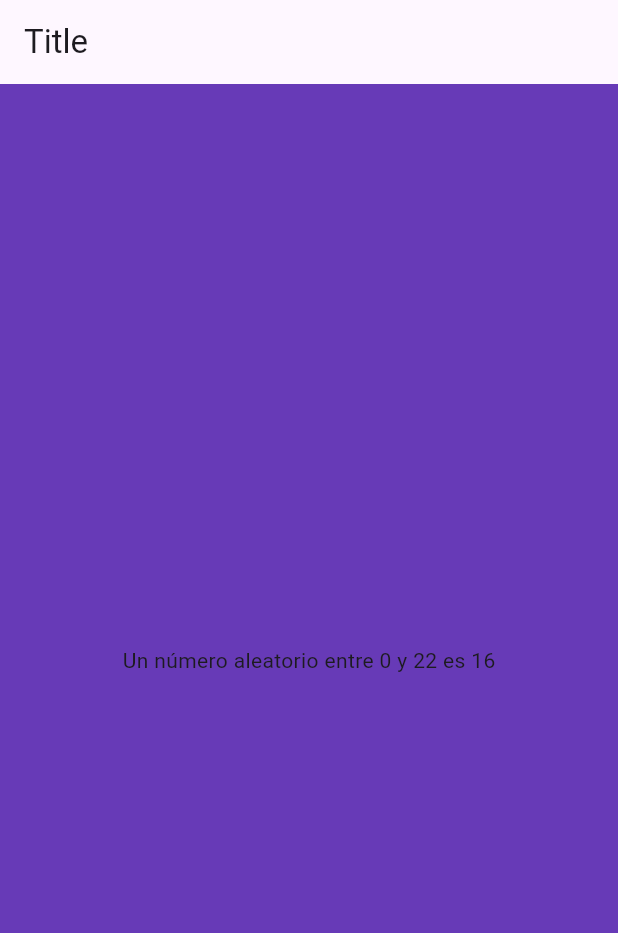
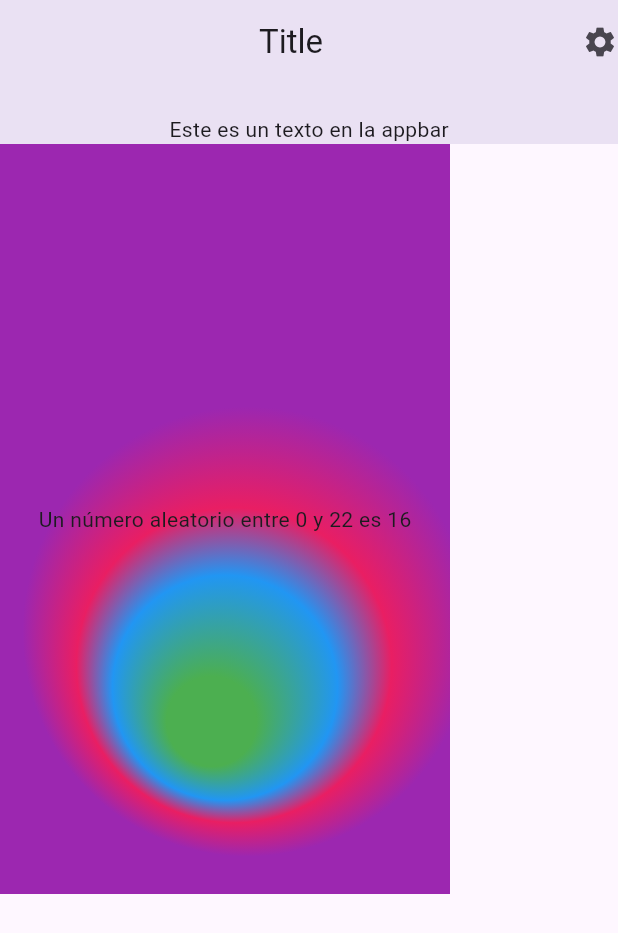
Before and after one commit to nellyjohanaortegatomas/CURSO_INTRODUCCION_A_FLUTTER, a Flutter app: the screen it shows after launch, on a phone screen of 412 x 824 dp. Shown: the top 933 px of the screen. Run offline on Flutter 3.47's test engine with Material 3 defaults, Android fonts, the phone set to English and light mode, and no system bars.

Commit message:
Seccion 4: Commonly used widgets - Clase 8: Colors Container Gesture Detectors Snackbar Gradients

```diff
--- a/first_flutter_project/lib/main.dart
+++ b/first_flutter_project/lib/main.dart
@@ -12,7 +12,16 @@ class Myclass extends StatelessWidget{
       title: "My flutter app",
       home: Scaffold(
         appBar: AppBar(
-          title: Text('Title'),
+          elevation: 10.0,
+          title: Center(child: Text('Title'),
+          ),
+          actions: <Widget>[
+            Icon(Icons.settings)
+          ],
+          bottom: PreferredSize(
+            preferredSize: Size.fromHeight(40.0),
+            child: Text('Este es un texto en la appbar'),
+          ),
         ),
         body: SecondClass()
       )
--- a/first_flutter_project/lib/second_file.dart
+++ b/first_flutter_project/lib/second_file.dart
@@ -1,4 +1,5 @@
 import 'dart:math';
+import 'package:first_flutter_project/util.dart';
 import 'package:flutter/material.dart';
 
 class SecondClass extends StatelessWidget{
@@ -7,8 +8,28 @@ class SecondClass extends StatelessWidget{
 
     return Material(
         color: Colors.deepPurple,
-        child: Center(
-          child: Text(generateNumbers(), textDirection: TextDirection.ltr,)
+        child: Container(
+          height: 500.0,
+          width: 300.0,
+          alignment: Alignment(0, 0),
+          decoration: BoxDecoration(
+            gradient: RadialGradient(
+              colors: [Colors.green, Colors.blue, Colors.pink, Colors.purple],
+              stops: [0.2, 0.5, 0.7, 1],
+              center: Alignment(0.1, 0.3),
+              focal: Alignment(-0.1, 0.6)
+            )
+          ),
+          //color: lightPurpleColor,
+          child: GestureDetector(
+            onTap: (){
+              ScaffoldMessenger.of(context).showSnackBar(SnackBar(
+                content: Text('It was pressed'),
+                duration: Duration(seconds: 2),
+              ));
+            },
+            child: Text(generateNumbers(), textDirection: TextDirection.ltr,)
+          )
         )
         );
   }
--- /dev/null
+++ b/first_flutter_project/lib/util.dart
@@ -0,0 +1,5 @@
+import 'package:flutter/material.dart';
+
+var colorPurple=Colors.cyan;
+const darkPurpleColor=Color(0xFF880E4F);
+var lightPurpleColor=Colors.purple[300];
```
